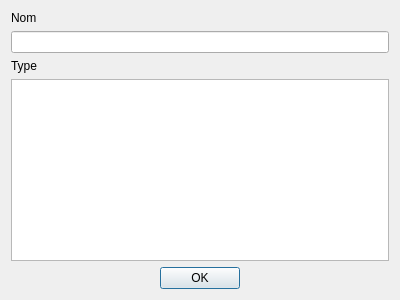
sd65/ProCal, file App/ProCal/ui/ajouteractivite.ui: the form before one commit.
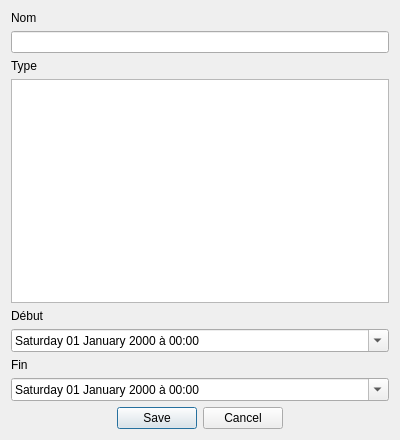
The form after the commit.

The edit to the form file:
```diff
--- a/App/ProCal/ui/ajouteractivite.ui
+++ b/App/ProCal/ui/ajouteractivite.ui
@@ -7,7 +7,7 @@
     <x>0</x>
     <y>0</y>
     <width>400</width>
-    <height>300</height>
+    <height>440</height>
    </rect>
   </property>
   <property name="windowTitle">
@@ -34,13 +34,56 @@
    <item>
     <widget class="QTextEdit" name="type"/>
    </item>
+   <item>
+    <widget class="QLabel" name="label_3">
+     <property name="text">
+      <string>Début</string>
+     </property>
+    </widget>
+   </item>
+   <item>
+    <widget class="QDateTimeEdit" name="debut">
+     <property name="currentSection">
+      <enum>QDateTimeEdit::DaySection</enum>
+     </property>
+     <property name="displayFormat">
+      <string>dddd dd MMMM yyyy à HH:mm</string>
+     </property>
+     <property name="calendarPopup">
+      <bool>true</bool>
+     </property>
+    </widget>
+   </item>
+   <item>
+    <widget class="QLabel" name="label_4">
+     <property name="text">
+      <string>Fin</string>
+     </property>
+    </widget>
+   </item>
+   <item>
+    <widget class="QDateTimeEdit" name="fin">
+     <property name="showGroupSeparator" stdset="0">
+      <bool>false</bool>
+     </property>
+     <property name="currentSection">
+      <enum>QDateTimeEdit::DaySection</enum>
+     </property>
+     <property name="displayFormat">
+      <string>dddd dd MMMM yyyy à HH:mm</string>
+     </property>
+     <property name="calendarPopup">
+      <bool>true</bool>
+     </property>
+    </widget>
+   </item>
    <item>
     <widget class="QDialogButtonBox" name="buttonOk">
      <property name="orientation">
       <enum>Qt::Horizontal</enum>
      </property>
      <property name="standardButtons">
-      <set>QDialogButtonBox::Ok</set>
+      <set>QDialogButtonBox::Cancel|QDialogButtonBox::Save</set>
      </property>
      <property name="centerButtons">
       <bool>true</bool>
```
Left out of the diff: 16 changed lines with no effect on the pictures.
